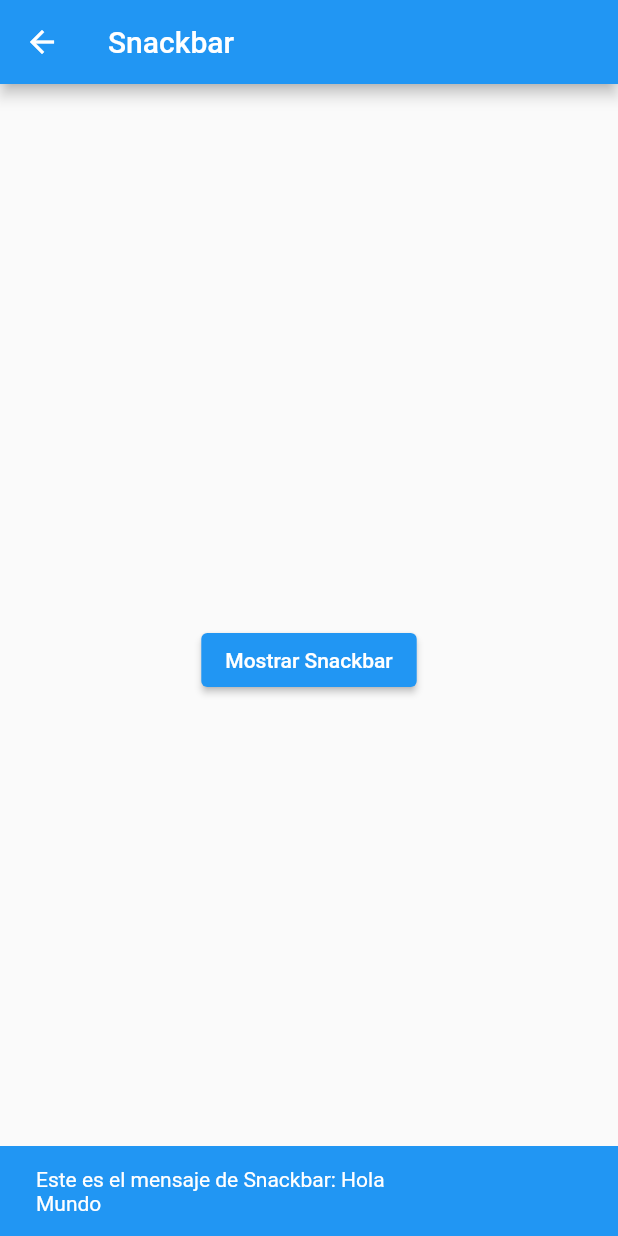
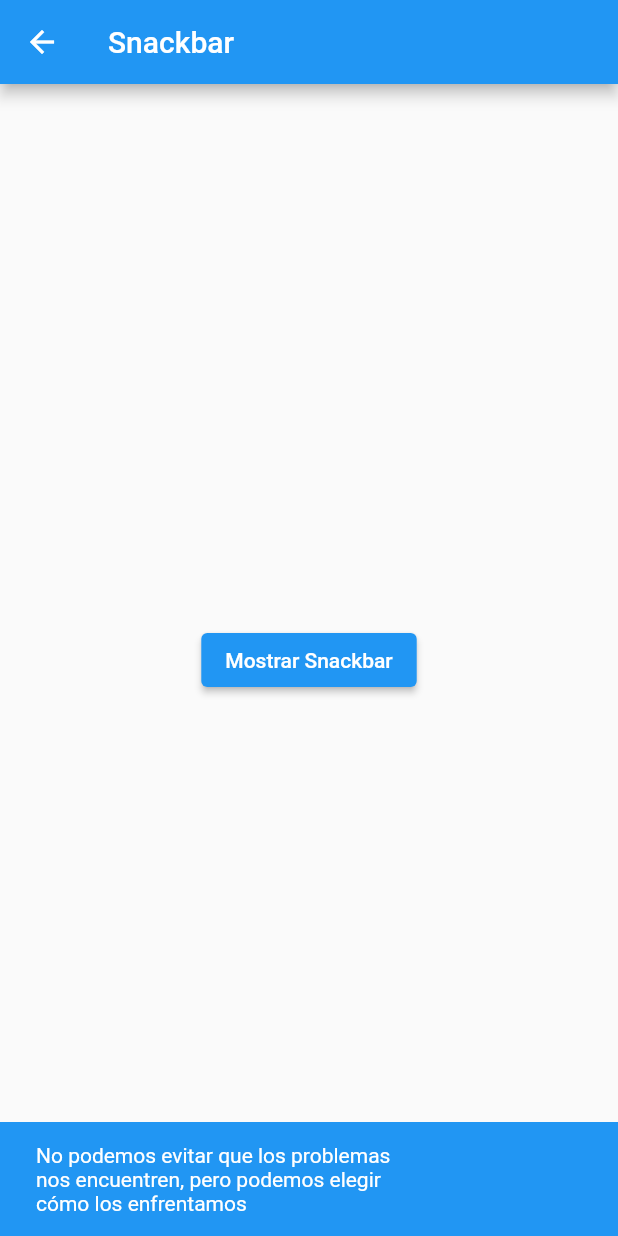
Before and after one commit to vladigarcia/eval3dsw21a, a Flutter app: the Snackbar screen opened by its route, after a tap on "Mostrar Snackbar", on a phone screen of 412 x 824 dp. Run offline on Flutter 3.47's test engine with Material 2 defaults, Android fonts, the light colour scheme and no system bars.

Commit message:
cambiando el txt de snackbar

```diff
--- a/lib/snackbar.dart
+++ b/lib/snackbar.dart
@@ -1,16 +1,15 @@
 import 'package:flutter/material.dart';
 
 class Snackbar extends StatelessWidget {
-  // Esta función muestra el Snackbar
+
   void _mostrarSnackbar(BuildContext context) {
     final snackBar = SnackBar(
-      content: Text('Este es el mensaje de Snackbar: Hola Mundo'),
+      content: Text('No podemos evitar que los problemas nos encuentren, pero podemos elegir cómo los enfrentamos'),
       backgroundColor: Colors.blue, // Cambia el color de fondo del Snackbar
       action: SnackBarAction(
         label: 'Deshacer',
         onPressed: () {
-          // Acción a realizar cuando se pulsa el botón de "Deshacer"
-          // Puedes agregar tu lógica personalizada aquí.
+
         },
       ),
     );
```
